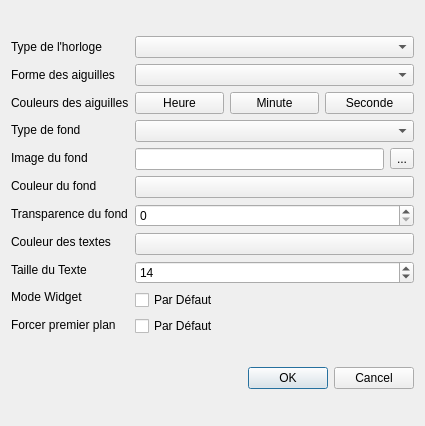
liberflos/HorlogeAnalogique, file Horloge_Analogique/affichage.ui: the form before one commit.
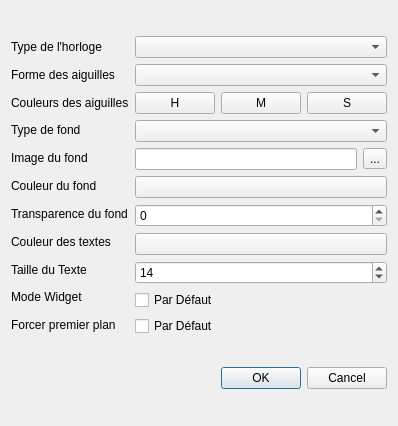
The form after the commit.

Commit message: MAJ affichage mainwindow chronometre et paramreveils

Patch:
```diff
--- a/Horloge_Analogique/affichage.ui
+++ b/Horloge_Analogique/affichage.ui
@@ -6,7 +6,7 @@
    <rect>
     <x>0</x>
     <y>0</y>
-    <width>425</width>
+    <width>335</width>
     <height>426</height>
    </rect>
   </property>
@@ -110,21 +110,21 @@
          <item>
           <widget class="QPushButton" name="pushButtonCouleurHeure">
            <property name="text">
-            <string>Heure</string>
+            <string>H</string>
            </property>
           </widget>
          </item>
          <item>
           <widget class="QPushButton" name="pushButtonCouleurMinute">
            <property name="text">
-            <string>Minute</string>
+            <string>M</string>
            </property>
           </widget>
          </item>
          <item>
           <widget class="QPushButton" name="pushButtonCouleurSeconde">
            <property name="text">
-            <string>Seconde</string>
+            <string>S</string>
            </property>
           </widget>
          </item>
```
The commit also changes 8 other files.
